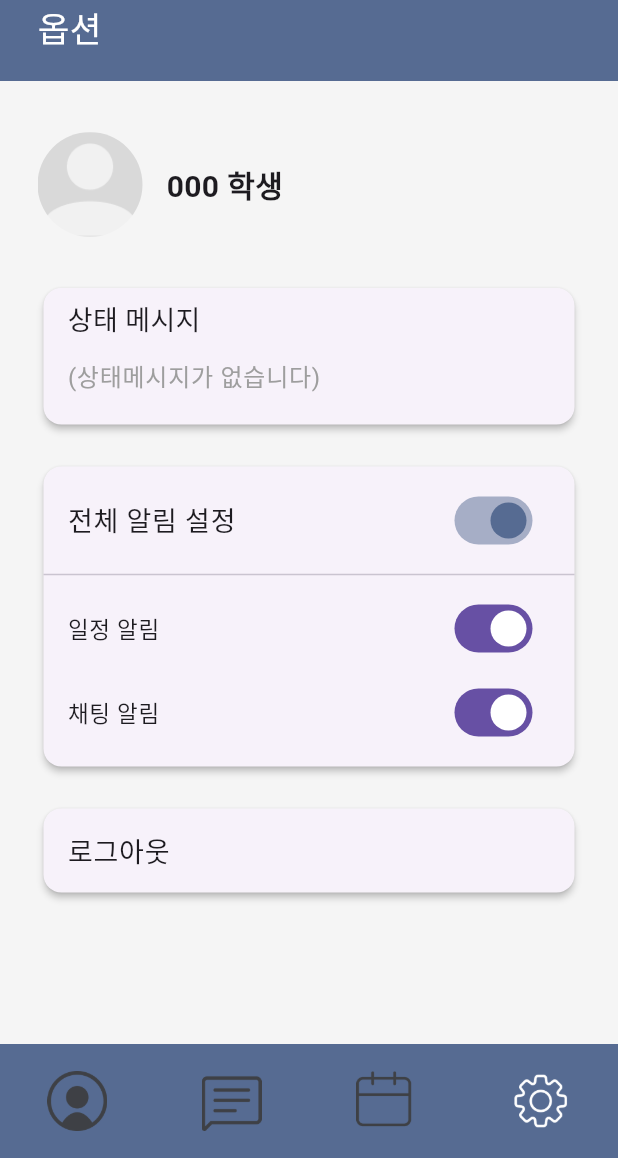
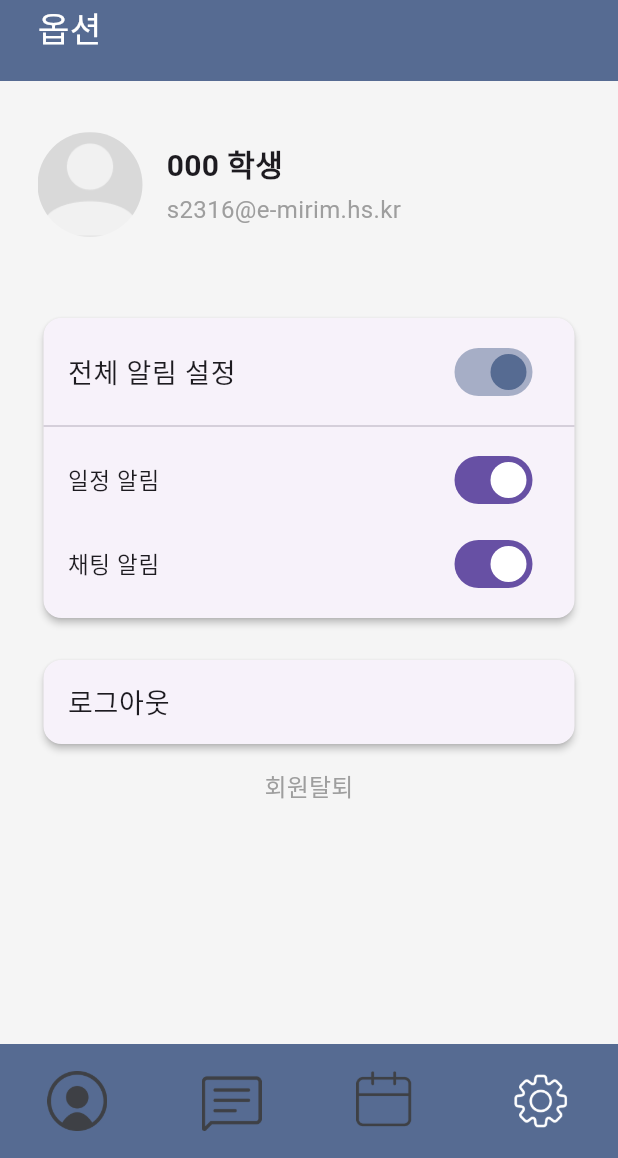
Before and after one commit to ItShowMessenger/qna_frontend, a Flutter app: the screen it shows after launch, item 4 of the bottom bar chosen, on a phone screen of 412 x 824 dp, the part 78-1236 px from its top. Run offline on Flutter 3.47's test engine with Material 3 defaults, Android fonts, the phone set to English and light mode, and no system bars; our stand-ins replace firebase_auth, firebase_core, google_sign_in, table_calendar; accounts and stored records are empty; Roboto replaces fonts that are missing (Pretendard).

Commit message:
학생 프로필 디자인 구현

```diff
--- a/lib/screens/option_stu.dart
+++ b/lib/screens/option_stu.dart
@@ -1,5 +1,5 @@
 import 'package:flutter/material.dart';
-import 'package:qna_frontend/screens/MySchoolTeachers_link.dart';
+import 'package:qna_frontend/screens/MySchoolTeachers.dart';
 import 'package:qna_frontend/screens/calendar.dart';
 import 'package:qna_frontend/screens/home_input.dart';
 import 'package:qna_frontend/screens/login.dart'; // Login.dart import 필요
@@ -16,8 +16,10 @@ class _OptionState extends State<Option_stu> {
   bool _notificationsEnabled = true;
   bool _calendarNotification = true;
   bool _chatNotification = true;
-  final TextEditingController _statusMessageController = TextEditingController();
-  final TextEditingController _deleteConfirmController = TextEditingController();
+  final TextEditingController _statusMessageController =
+      TextEditingController();
+  final TextEditingController _deleteConfirmController =
+      TextEditingController();
   final String _accountName = '000 학생';
 
   @override
@@ -30,7 +32,8 @@ class _OptionState extends State<Option_stu> {
   void _showLogoutOrDeletePopup() {
     showDialog(
       context: context,
-      builder: (_) => AlertDialog(
+      builder:
+          (_) => AlertDialog(
             title: Text('로그아웃 혹은 회원탈퇴를 하시겠습니까?'),
             actions: [
               TextButton(
@@ -55,7 +58,8 @@ class _OptionState extends State<Option_stu> {
   void _showLogoutConfirmPopup() {
     showDialog(
       context: context,
-      builder: (_) => AlertDialog(
+      builder:
+          (_) => AlertDialog(
             title: Text('로그아웃시 초기화면으로 돌아갑니다.'),
             content: Text('로그아웃 하시겠습니까?'),
             actions: [
@@ -81,8 +85,10 @@ class _OptionState extends State<Option_stu> {
   void _showDeleteConfirmPopup() {
     showDialog(
       context: context,
-      builder: (_) => StatefulBuilder(
-        builder: (context, setState) => AlertDialog(
+      builder:
+          (_) => StatefulBuilder(
+            builder:
+                (context, setState) => AlertDialog(
                   title: Text('회원탈퇴를 하시기 전 확인 해주세요.'),
                   content: Column(
                     mainAxisSize: MainAxisSize.min,
@@ -100,7 +106,10 @@ class _OptionState extends State<Option_stu> {
                       SizedBox(height: 16),
                       Text(
                         '진행하시겠다면 이름 : $_accountName 을 입력해주세요.',
-                style: TextStyle(fontSize: 16, fontWeight: FontWeight.bold),
+                        style: TextStyle(
+                          fontSize: 16,
+                          fontWeight: FontWeight.bold,
+                        ),
                       ),
                       SizedBox(height: 10),
                       TextField(
@@ -122,7 +131,8 @@ class _OptionState extends State<Option_stu> {
                     TextButton(
                       child: Text('확인', style: TextStyle(color: Colors.red)),
                       onPressed: () {
-                if (_deleteConfirmController.text.trim() == _accountName) {
+                        if (_deleteConfirmController.text.trim() ==
+                            _accountName) {
                           Navigator.pop(context);
                           _deleteConfirmController.clear();
                           _showAlertThenMoveToLogin('회원탈퇴를 완료했습니다.');
@@ -137,11 +147,11 @@ class _OptionState extends State<Option_stu> {
     );
   }
 
-
   void _showAlert(String message) {
     showDialog(
       context: context,
-      builder: (_) => AlertDialog(
+      builder:
+          (_) => AlertDialog(
             content: Text(message),
             actions: [
               TextButton(
@@ -156,7 +166,8 @@ class _OptionState extends State<Option_stu> {
   void _showAlertThenMoveToLogin(String message) {
     showDialog(
       context: context,
-      builder: (_) => AlertDialog(
+      builder:
+          (_) => AlertDialog(
             content: Text(message),
             actions: [
               TextButton(
@@ -225,35 +236,41 @@ class _OptionState extends State<Option_stu> {
                           ),
                         ),
                         SizedBox(width: 16),
-                        Text('000 학생',
-                            style: TextStyle(fontSize: 20, fontWeight: FontWeight.bold)),
+                        Column(
+                          crossAxisAlignment: CrossAxisAlignment.start, // 텍스트 왼쪽 정렬
+                          children: [
+                            Text(
+                              '000 학생',
+                              style: TextStyle(
+                                fontSize: 20,
+                                fontWeight: FontWeight.bold,
+                              ),
+                            ),
+                            SizedBox(height: 4), // 간격 조정
+                            Text(
+                              's2316@e-mirim.hs.kr',
+                              style: TextStyle(
+                                color: Colors.grey,
+                                fontSize: 16,
+                              ),
+                            ),
+                          ],
+                        ),
                       ],
                     ),
                     SizedBox(height: 30),
-                    Card(
-                      elevation: 2,
-                      shape: RoundedRectangleBorder(
-                        borderRadius: BorderRadius.circular(12),
-                      ),
-                      child: Padding(
-                        padding: const EdgeInsets.symmetric(horizontal: 16, vertical: 8),
-                        child: Column(
-                          crossAxisAlignment: CrossAxisAlignment.start,
-                          children: [
-                            Text('상태 메시지', style: TextStyle(fontSize: 18)),
-                            TextField(
-                              controller: _statusMessageController,
-                              decoration: InputDecoration(
-                                hintText: '(상태메시지가 없습니다)',
-                                hintStyle: TextStyle(color: Colors.grey),
-                                border: InputBorder.none,
-                              ),
-                              maxLines: null,
-                            ),
-                          ],
-                        ),
-                      ),
-                    ),
+                    // Card(
+                    //   elevation: 2,
+                    //   shape: RoundedRectangleBorder(
+                    //     borderRadius: BorderRadius.circular(12),
+                    //   ),
+                    //   child: const ListTile(
+                    //     title: Text(
+                    //       's2316@e-mirim.hs.kr',
+                    //       style: TextStyle(fontSize: 18),
+                    //     ),
+                    //   ),
+                    // ),
                     SizedBox(height: 20),
                     Card(
                       elevation: 2,
@@ -265,7 +282,10 @@ class _OptionState extends State<Option_stu> {
                         child: Column(
                           children: [
                             ListTile(
-                              title: Text('전체 알림 설정', style: TextStyle(fontSize: 18)),
+                              title: Text(
+                                '전체 알림 설정',
+                                style: TextStyle(fontSize: 18),
+                              ),
                               trailing: Switch(
                                 value: _notificationsEnabled,
                                 activeColor: Color(0xFF566B92),
@@ -282,10 +302,14 @@ class _OptionState extends State<Option_stu> {
                             ),
                             Divider(),
                             ListTile(
-                              title: Text('일정 알림', style: TextStyle(fontSize: 15)),
+                              title: Text(
+                                '일정 알림',
+                                style: TextStyle(fontSize: 15),
+                              ),
                               trailing: Switch(
                                 value: _calendarNotification,
-                                onChanged: _notificationsEnabled
+                                onChanged:
+                                    _notificationsEnabled
                                         ? (bool value) {
                                           setState(() {
                                             _calendarNotification = value;
@@ -295,10 +319,14 @@ class _OptionState extends State<Option_stu> {
                               ),
                             ),
                             ListTile(
-                              title: Text('채팅 알림', style: TextStyle(fontSize: 15)),
+                              title: Text(
+                                '채팅 알림',
+                                style: TextStyle(fontSize: 15),
+                              ),
                               trailing: Switch(
                                 value: _chatNotification,
-                                onChanged: _notificationsEnabled
+                                onChanged:
+                                    _notificationsEnabled
                                         ? (bool value) {
                                           setState(() {
                                             _chatNotification = value;
@@ -322,6 +350,15 @@ class _OptionState extends State<Option_stu> {
                         onTap: _showLogoutOrDeletePopup,
                       ),
                     ),
+                    Center(
+                      child: TextButton(
+                        onPressed: _showDeleteConfirmPopup,
+                        child: Text(
+                          '회원탈퇴',
+                          style: TextStyle(color: Colors.grey, fontSize: 16),
+                        ),
+                      ),
+                    ),
                   ],
                 ),
               ),
@@ -341,8 +378,11 @@ class _OptionState extends State<Option_stu> {
                       onPressed: () {
                         Navigator.push(
                           context,
-                          MaterialPageRoute(builder: (context) => MySchoolTeachersLink()),
-                        );},
+                          MaterialPageRoute(
+                            builder: (context) => MySchoolTeachers(),
+                          ),
+                        );
+                      },
                     ),
                     IconButton(
                       icon: Image.asset('assets/btns/chatDis.png', width: 40),
```
Lines whose indentation alone changed are shown as unchanged.
